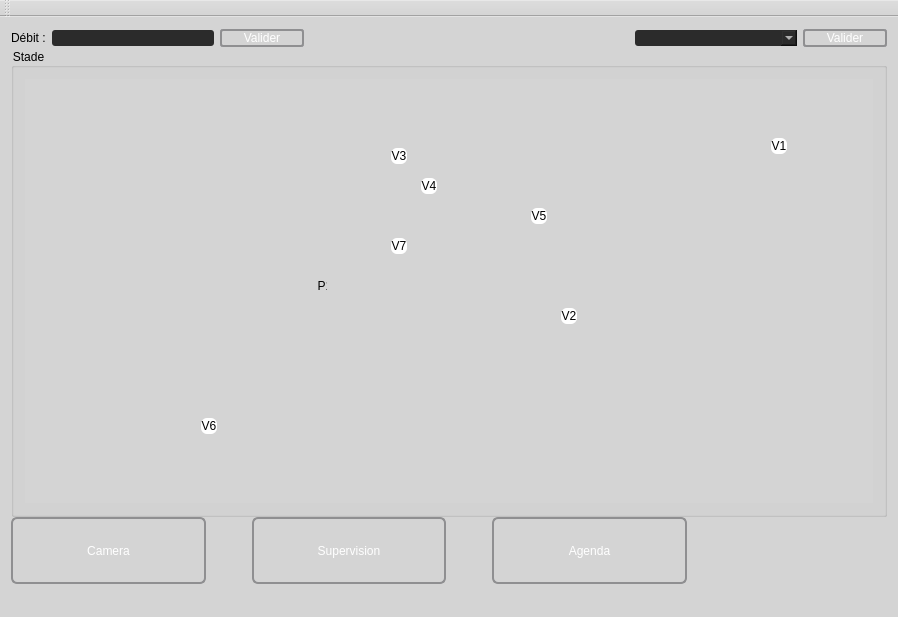
The window that mainwindow.ui (CalmettesT/Projet-BTS) describes before a commit, drawn with Qt 5.
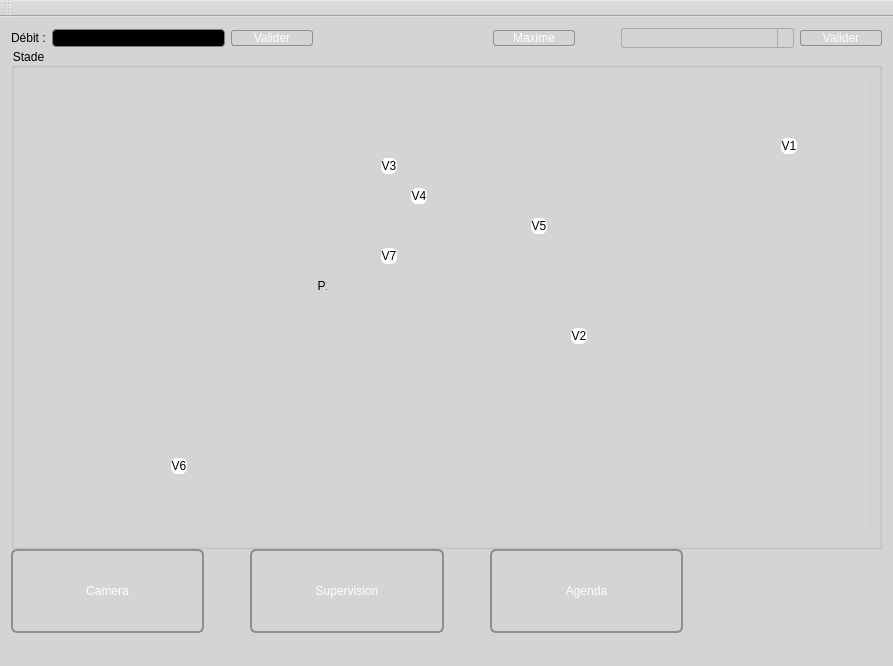
The same window after the commit. Icons and pictures are not drawn. Custom widgets are drawn as their Qt base class.

Diff of the .ui file:
```diff
--- a/mainwindow.ui
+++ b/mainwindow.ui
@@ -6,8 +6,8 @@
    <rect>
     <x>0</x>
     <y>0</y>
-    <width>898</width>
-    <height>617</height>
+    <width>893</width>
+    <height>666</height>
    </rect>
   </property>
   <property name="windowTitle">
@@ -19,7 +19,7 @@
   <widget class="QWidget" name="centralWidget">
    <layout class="QGridLayout" name="gridLayout_2">
     <item row="0" column="0">
-     <layout class="QVBoxLayout" name="verticalLayout" stretch="0,7,1">
+     <layout class="QVBoxLayout" name="verticalLayout" stretch="0,6,1">
       <property name="spacing">
        <number>0</number>
       </property>
@@ -30,7 +30,7 @@
        <number>0</number>
       </property>
       <item>
-       <layout class="QHBoxLayout" name="horizontalLayout_3" stretch="0,1,0,1,1,1,0">
+       <layout class="QHBoxLayout" name="horizontalLayout_3" stretch="0,1,0,1,0,0,1,0">
         <item>
          <widget class="QLabel" name="Debit">
           <property name="styleSheet">
@@ -44,11 +44,14 @@
         <item>
          <widget class="QLineEdit" name="lineDebit">
           <property name="styleSheet">
-           <string notr="true">border: none;
-border-radius: 3px;
-background-color: rgb(43, 43, 43);
-color: rgb(255, 255, 255);
-font: 75 8pt &quot;Arial&quot;;</string>
+           <string notr="true">QLineEdit 
+{
+     border: 1px solid gray;
+     border-radius: 4px;
+     padding: 0 8px;
+     background: black;
+     selection-background-color: darkgray;
+ }</string>
           </property>
          </widget>
         </item>
@@ -64,7 +67,7 @@
            <string notr="true">QPushButton {
 	font: 75 10pt &quot;Arial&quot;;
 	color: rgb(255, 255, 255);
-         border: 2px solid #8f8f91;
+         border: 1px solid #8f8f91;
          border-radius: 3px;
          background-color: qlineargradient(x1: 0, y1: 0, x2: 0, y2: 1,
                                            stop: 0 #181716, stop: 1 #3D3C3A);
@@ -102,6 +105,37 @@
           </property>
          </spacer>
         </item>
+        <item>
+         <widget class="QPushButton" name="pushButton">
+          <property name="styleSheet">
+           <string notr="true">QPushButton {
+	font: 75 10pt &quot;Arial&quot;;
+	color: rgb(255, 255, 255);
+         border: 1px solid #8f8f91;
+         border-radius: 3px;
+         background-color: qlineargradient(x1: 0, y1: 0, x2: 0, y2: 1,
+                                           stop: 0 #181716, stop: 1 #3D3C3A);
+         min-width: 80px;
+     }
+
+     QPushButton:pressed {
+         background-color: qlineargradient(x1: 0, y1: 0, x2: 0, y2: 1,
+                                           stop: 0 #3D3C3A, stop: 1 #181716);
+     }
+
+     QPushButton:flat {
+         border: none; /* no border for a flat push button */
+     }
+
+     QPushButton:default {
+         border-color: navy; /* make the default button prominent */
+     }</string>
+          </property>
+          <property name="text">
+           <string>Maxime</string>
+          </property>
+         </widget>
+        </item>
         <item>
          <spacer name="horizontalSpacer_7">
           <property name="orientation">
@@ -118,11 +152,57 @@
         <item>
          <widget class="QComboBox" name="ModeParc">
           <property name="styleSheet">
-           <string notr="true">border: none;
-border-radius: 3px;
-background-color: rgb(43, 43, 43);
-color: rgb(255, 255, 255);
-font: 75 8pt &quot;Arial&quot;;</string>
+           <string notr="true">QComboBox 
+{
+     border: 1px solid darkgray;
+     border-radius: 3px;
+     padding: 1px 18px 1px 3px;
+     min-width: 6em;
+ }
+ 
+ QComboBox:editable {
+     background: black;
+ }
+ 
+ QComboBox:!editable, QComboBox::drop-down:editable {
+      background: qlineargradient(x1: 0, y1: 0, x2: 0, y2: 1,
+                                  stop: 0 #151313 stop: 0.4 #272525,
+                                  stop: 0.5 #2E2C2C, stop: 1.0 #544E4E);
+	
+ }
+ 
+ /* QComboBox gets the &quot;on&quot; state when the popup is open */
+ QComboBox:!editable:on, QComboBox::drop-down:editable:on {
+     background: qlineargradient(x1: 0, y1: 0, x2: 0, y2: 1,
+                                 stop: 0 #151313, stop: 0.4 #272525,
+                                 stop: 0.5 #2E2C2C, stop: 1.0 #544E4E);
+ }
+ 
+ QComboBox:on { /* shift the text when the popup opens */
+     padding-top: 3px;
+     padding-left: 4px;
+ }
+ 
+ QComboBox::drop-down {
+     subcontrol-origin: padding;
+     subcontrol-position: top right;
+     width: 15px;
+ 
+     border-left-width: 1px;
+     border-left-color: darkgray;
+     border-left-style: solid; /* just a single line */
+     border-top-right-radius: 4px; /* same radius as the QComboBox */
+     border-bottom-right-radius: 4px;
+ }
+ 
+ QComboBox::down-arrow {
+     image: url(/usr/share/icons/crystalsvg/16x16/actions/1downarrow.png);
+ }
+ 
+ QComboBox::down-arrow:on { /* shift the arrow when popup is open */
+     top: 1px;
+     left: 1px;
+ }</string>
           </property>
          </widget>
         </item>
@@ -138,7 +218,7 @@
            <string notr="true">QPushButton {
 	font: 75 10pt &quot;Arial&quot;;
 	color: rgb(255, 255, 255);
-         border: 2px solid #8f8f91;
+         border: 1px solid #8f8f91;
          border-radius: 3px;
          background-color: qlineargradient(x1: 0, y1: 0, x2: 0, y2: 1,
                                            stop: 0 #181716, stop: 1 #3D3C3A);
@@ -168,6 +248,9 @@
       </item>
       <item>
        <widget class="QGroupBox" name="groupBox">
+        <property name="styleSheet">
+         <string notr="true">color: rgb(0, 0, 0);</string>
+        </property>
         <property name="title">
          <string>Stade</string>
         </property>
@@ -196,65 +279,21 @@
           </widget>
          </item>
         </layout>
-        <widget class="QPushButton" name="BoutonVanne2">
-         <property name="geometry">
-          <rect>
-           <x>550</x>
-           <y>260</y>
-           <width>16</width>
-           <height>16</height>
-          </rect>
-         </property>
-         <property name="sizePolicy">
-          <sizepolicy hsizetype="Fixed" vsizetype="Fixed">
-           <horstretch>0</horstretch>
-           <verstretch>0</verstretch>
-          </sizepolicy>
-         </property>
-         <property name="sizeIncrement">
-          <size>
-           <width>16</width>
-           <height>16</height>
-          </size>
-         </property>
-         <property name="styleSheet">
-          <string notr="true">border: none;
-background-color: rgb(255, 255, 255);
-color: rgb(0, 0, 0);
-border-radius: 6px;</string>
-         </property>
-         <property name="text">
-          <string>V2</string>
-         </property>
-        </widget>
-        <widget class="QPushButton" name="BoutonVanne4">
-         <property name="geometry">
-          <rect>
-           <x>410</x>
-           <y>130</y>
-           <width>16</width>
-           <height>16</height>
-          </rect>
-         </property>
-         <property name="styleSheet">
-          <string notr="true">border: none;
-background-color: rgb(255, 255, 255);
-color: rgb(0, 0, 0);
-border-radius: 6px;</string>
-         </property>
-         <property name="text">
-          <string>V4</string>
-         </property>
-        </widget>
         <widget class="QPushButton" name="BoutonVanne3">
          <property name="geometry">
           <rect>
-           <x>380</x>
-           <y>100</y>
+           <x>370</x>
+           <y>110</y>
            <width>16</width>
            <height>16</height>
           </rect>
          </property>
+         <property name="sizePolicy">
+          <sizepolicy hsizetype="Fixed" vsizetype="Fixed">
+           <horstretch>0</horstretch>
+           <verstretch>0</verstretch>
+          </sizepolicy>
+         </property>
          <property name="styleSheet">
           <string notr="true">border: none;
 background-color: rgb(255, 255, 255);
@@ -268,12 +307,18 @@
         <widget class="QPushButton" name="BoutonVanne6">
          <property name="geometry">
           <rect>
-           <x>190</x>
-           <y>370</y>
+           <x>160</x>
+           <y>410</y>
            <width>16</width>
            <height>16</height>
           </rect>
          </property>
+         <property name="sizePolicy">
+          <sizepolicy hsizetype="Fixed" vsizetype="Fixed">
+           <horstretch>0</horstretch>
+           <verstretch>0</verstretch>
+          </sizepolicy>
+         </property>
          <property name="styleSheet">
           <string notr="true">border: none;
 background-color: rgb(255, 255, 255);
@@ -288,11 +333,17 @@
          <property name="geometry">
           <rect>
            <x>520</x>
-           <y>160</y>
+           <y>170</y>
            <width>16</width>
            <height>16</height>
           </rect>
          </property>
+         <property name="sizePolicy">
+          <sizepolicy hsizetype="Fixed" vsizetype="Fixed">
+           <horstretch>0</horstretch>
+           <verstretch>0</verstretch>
+          </sizepolicy>
+         </property>
          <property name="styleSheet">
           <string notr="true">border: none;
 background-color: rgb(255, 255, 255);
@@ -303,15 +354,52 @@
           <string>V5</string>
          </property>
         </widget>
+        <widget class="QPushButton" name="BoutonVanne2">
+         <property name="geometry">
+          <rect>
+           <x>560</x>
+           <y>280</y>
+           <width>16</width>
+           <height>16</height>
+          </rect>
+         </property>
+         <property name="sizePolicy">
+          <sizepolicy hsizetype="Fixed" vsizetype="Fixed">
+           <horstretch>0</horstretch>
+           <verstretch>0</verstretch>
+          </sizepolicy>
+         </property>
+         <property name="sizeIncrement">
+          <size>
+           <width>16</width>
+           <height>16</height>
+          </size>
+         </property>
+         <property name="styleSheet">
+          <string notr="true">border: none;
+background-color: rgb(255, 255, 255);
+color: rgb(0, 0, 0);
+border-radius: 6px;</string>
+         </property>
+         <property name="text">
+          <string>V2</string>
+         </property>
+        </widget>
         <widget class="QPushButton" name="BoutonVanne1">
          <property name="geometry">
           <rect>
-           <x>760</x>
+           <x>770</x>
            <y>90</y>
            <width>16</width>
            <height>16</height>
           </rect>
          </property>
+         <property name="sizePolicy">
+          <sizepolicy hsizetype="Fixed" vsizetype="Fixed">
+           <horstretch>0</horstretch>
+           <verstretch>0</verstretch>
+          </sizepolicy>
+         </property>
          <property name="styleSheet">
           <string notr="true">border: none;
 background-color: rgb(255, 255, 255);
@@ -322,15 +410,46 @@
           <string>V1</string>
          </property>
         </widget>
+        <widget class="QPushButton" name="BoutonVanne4">
+         <property name="geometry">
+          <rect>
+           <x>400</x>
+           <y>140</y>
+           <width>16</width>
+           <height>16</height>
+          </rect>
+         </property>
+         <property name="sizePolicy">
+          <sizepolicy hsizetype="Fixed" vsizetype="Fixed">
+           <horstretch>0</horstretch>
+           <verstretch>0</verstretch>
+          </sizepolicy>
+         </property>
+         <property name="styleSheet">
+          <string notr="true">border: none;
+background-color: rgb(255, 255, 255);
+color: rgb(0, 0, 0);
+border-radius: 6px;</string>
+         </property>
+         <property name="text">
+          <string>V4</string>
+         </property>
+        </widget>
         <widget class="QPushButton" name="BoutonVanne7">
          <property name="geometry">
           <rect>
-           <x>380</x>
-           <y>190</y>
+           <x>370</x>
+           <y>200</y>
            <width>16</width>
            <height>16</height>
           </rect>
          </property>
+         <property name="sizePolicy">
+          <sizepolicy hsizetype="Fixed" vsizetype="Fixed">
+           <horstretch>0</horstretch>
+           <verstretch>0</verstretch>
+          </sizepolicy>
+         </property>
          <property name="styleSheet">
           <string notr="true">border: none;
 background-color: rgb(255, 255, 255);
@@ -366,7 +485,7 @@
        </widget>
       </item>
       <item>
-       <layout class="QHBoxLayout" name="horizontalLayout_4">
+       <layout class="QHBoxLayout" name="horizontalLayout_4" stretch="0,0,0,0,0,0">
         <property name="sizeConstraint">
          <enum>QLayout::SetMaximumSize</enum>
         </property>
```
Left out of the diff: 18 changed lines with no effect on the pictures.
